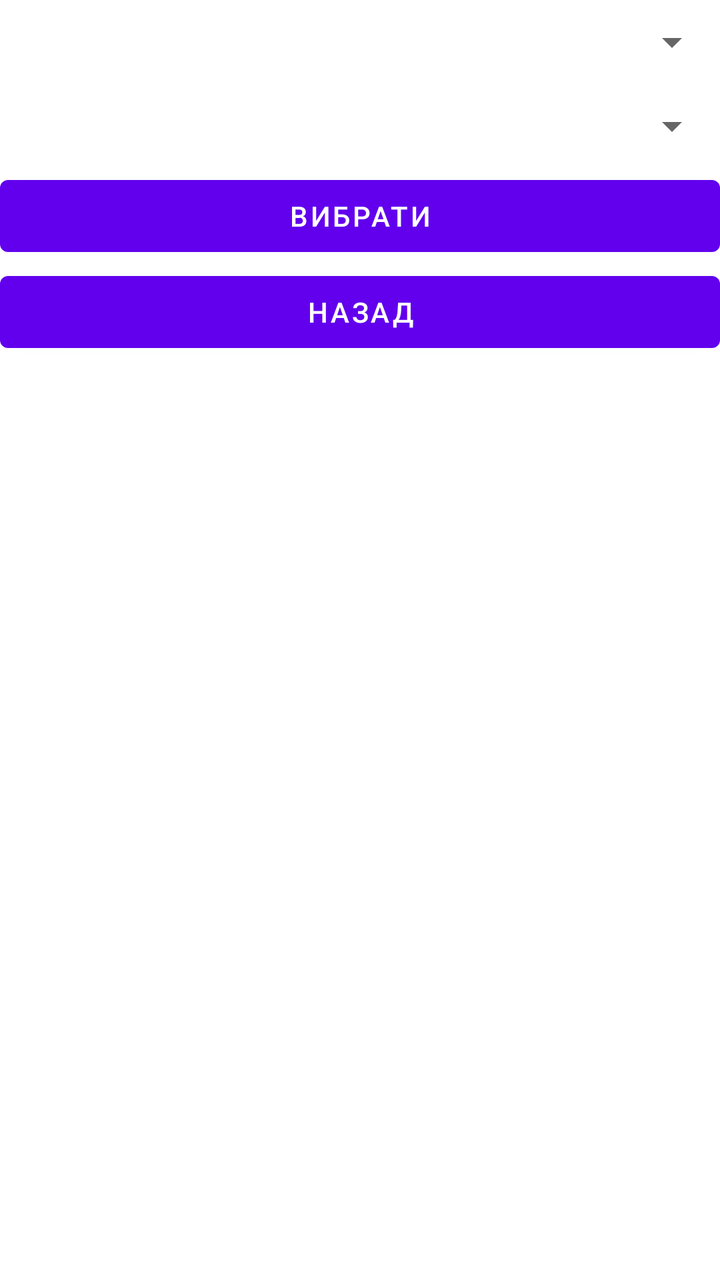
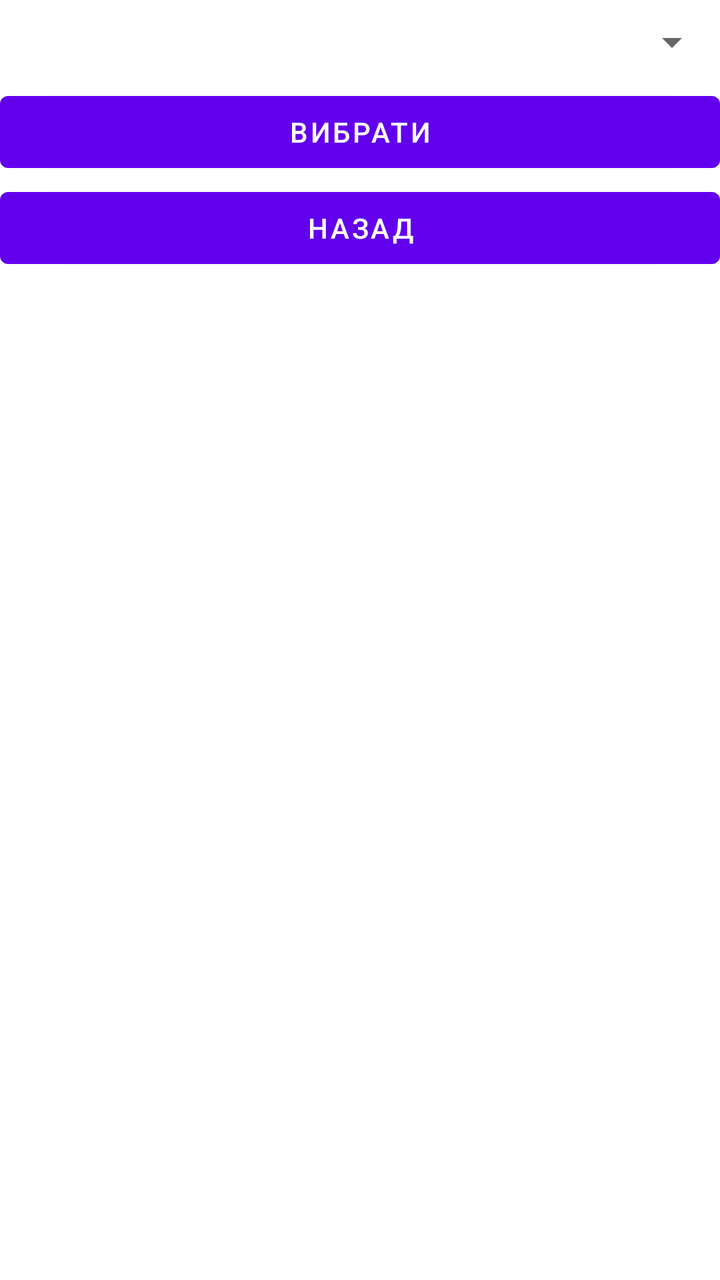

The first picture is an Android layout as it rendered before a commit; the second is the same layout after the commit. The layout source and the unified diff follow.
<!-- AndroidManifest.xml: application theme Theme.POEGPS -->
<!-- res/layout/choose_opr.xml -->
<?xml version="1.0" encoding="utf-8"?>
<LinearLayout xmlns:android="http://schemas.android.com/apk/res/android"
    android:orientation="vertical"
    android:layout_width="wrap_content"
    android:layout_height="wrap_content">

    <Spinner
        android:id="@+id/coordSpinner"
        android:layout_width="match_parent"
        android:layout_height="42dp" />

    <Spinner
        android:id="@+id/wireSpinner"
        android:layout_width="match_parent"
        android:layout_height="42dp" />

    <Button
        android:id="@+id/save"
        android:layout_width="match_parent"
        android:layout_height="wrap_content"
        android:text="@string/choose" />

    <Button
        android:id="@+id/cancel"
        android:layout_width="match_parent"
        android:layout_height="wrap_content"
        android:text="@string/cancel" />

</LinearLayout>
<!-- resources referenced by this layout -->
<resources>
  <string name="cancel">Назад</string>
  <string name="choose">Вибрати</string>
  <style name="Theme.POEGPS" parent="Theme.MaterialComponents.DayNight.NoActionBar">
          
          <item name="colorPrimary">@color/purple_500</item>
          <item name="colorPrimaryVariant">@color/purple_700</item>
          <item name="colorOnPrimary">@color/white</item>
          
          <item name="colorSecondary">@color/teal_200</item>
          <item name="colorSecondaryVariant">@color/teal_700</item>
          <item name="colorOnSecondary">@color/black</item>
          
          <item name="android:statusBarColor">?attr/colorPrimaryVariant</item>
          
      </style>
  <color name="purple_500">#FF6200EE</color>
  <color name="purple_700">#FF3700B3</color>
  <color name="white">#FFFFFFFF</color>
  <color name="teal_200">#FF03DAC5</color>
  <color name="teal_700">#FF018786</color>
  <color name="black">#FF000000</color>
</resources>

<!-- the commit's change to res/layout/choose_opr.xml (unified diff, before → after) -->
@@ -6,11 +6,6 @@
 
     <Spinner
         android:id="@+id/coordSpinner"
-        android:layout_width="match_parent"
-        android:layout_height="42dp" />
-
-    <Spinner
-        android:id="@+id/wireSpinner"
         android:layout_width="match_parent"
         android:layout_height="42dp" />
 
